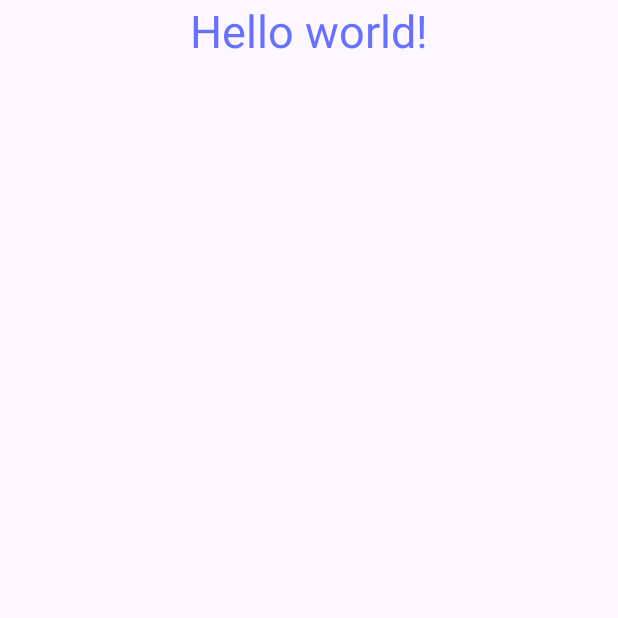
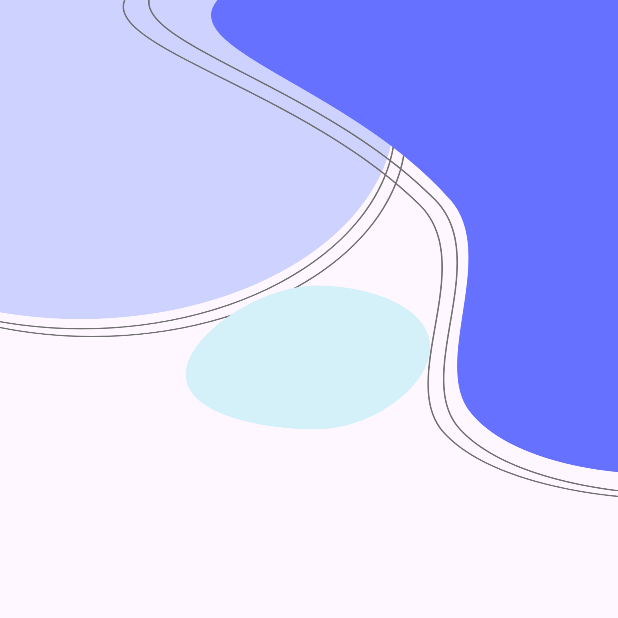
Before and after one commit to Shweta-54/ecommerce, an Android app: the screen it shows after launch (MainActivity), on a phone screen of 412 x 824 dp, the top half of it. Run offline under Robolectric (Android 15) with nearby library versions, the phone set to English and light mode, and no system bars.

Commit message:
from shweta1

```diff
--- a/app/src/main/res/layout/activity_main.xml
+++ b/app/src/main/res/layout/activity_main.xml
@@ -1,20 +1,19 @@
 <?xml version="1.0" encoding="utf-8"?>
 <LinearLayout
     xmlns:android="http://schemas.android.com/apk/res/android"
+    xmlns:app="http://schemas.android.com/apk/res-auto"
     xmlns:tools="http://schemas.android.com/tools"
     android:id="@+id/main"
     android:layout_width="match_parent"
     android:layout_height="match_parent"
-    android:orientation="vertical"
-    android:layout_gravity="center"
-    tools:context=".MainActivity">
+    tools:context=".MainActivity"
+    android:orientation="vertical">
 
-    <TextView
+    <ImageView
         android:layout_width="match_parent"
-        android:layout_height="wrap_content"
-        android:gravity="center"
-        android:text="@string/hello_world"
-        android:textColor="@color/lavender"
-        android:textSize="30sp" />
+        android:layout_height="339dp"
+        android:scaleType="fitXY"
+        app:srcCompat="@drawable/top_background1"
+        tools:ignore="ContentDescription,ImageContrastCheck" />
 
 </LinearLayout>
--- a/app/src/main/res/values/themes.xml
+++ b/app/src/main/res/values/themes.xml
@@ -1,8 +1,17 @@
 <resources xmlns:tools="http://schemas.android.com/tools">
     <!-- Base application theme. -->
     <style name="Base.Theme.Ecommerce" parent="Theme.Material3.DayNight.NoActionBar">
-        <!-- Customize your light theme here. -->
-        <!-- <item name="colorPrimary">@color/my_light_primary</item> -->
+        <!-- Primary brand color. -->
+        <item name="colorPrimary">@color/lavender</item>
+        <item name="colorPrimaryVariant">@color/lavender</item>
+        <item name="colorOnPrimary">@color/white</item>
+        <!-- Secondary brand color. -->
+        <item name="colorSecondary">@color/teal_200</item>
+        <item name="colorSecondaryVariant">@color/teal_700</item>
+        <item name="colorOnSecondary">@color/black</item>
+        <!-- Status bar color. -->
+        <item name="android:statusBarColor">?attr/colorPrimaryVariant</item>
+        <!-- Customize your theme here. -->
     </style>
 
     <style name="Theme.Ecommerce" parent="Base.Theme.Ecommerce" />
```
